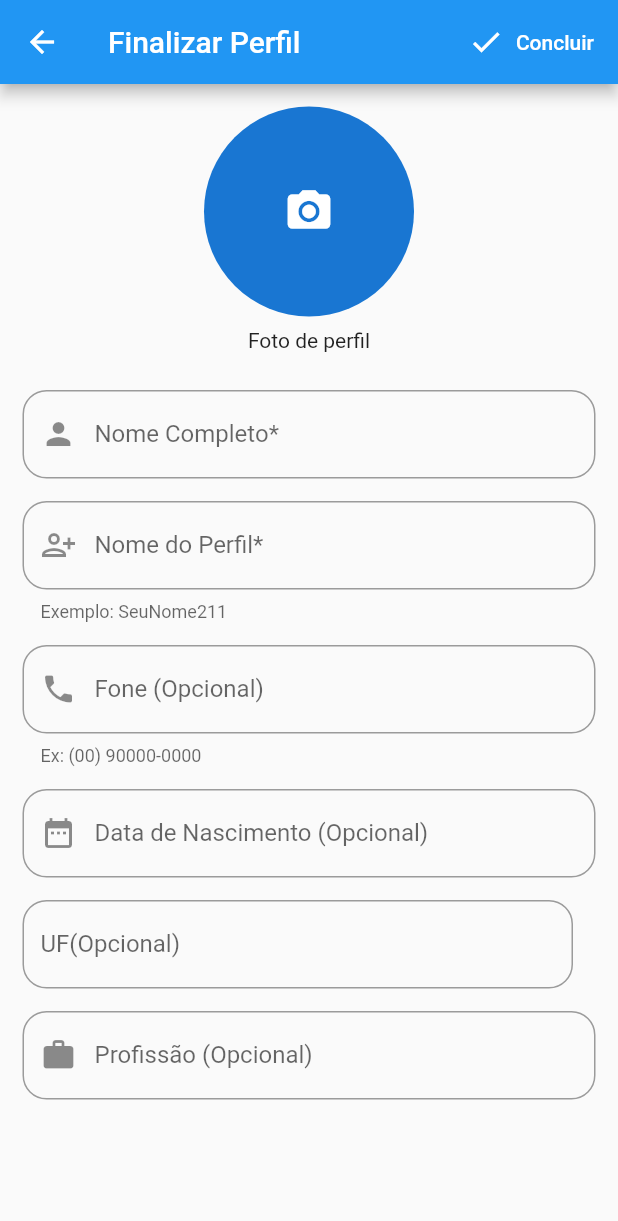
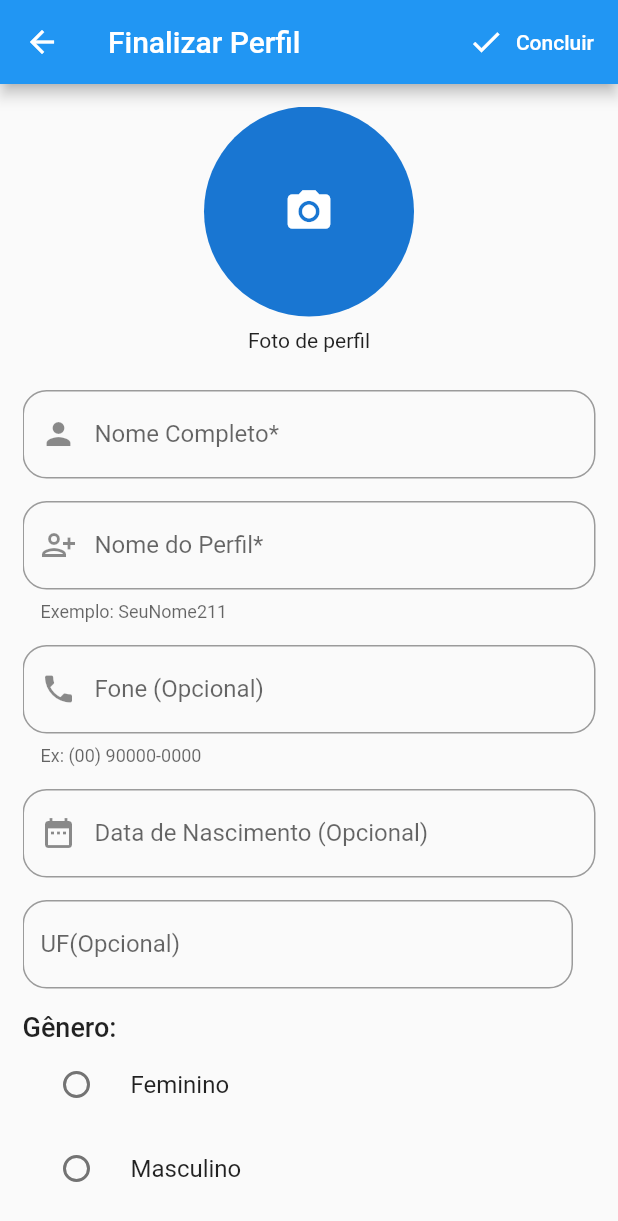
Before and after one commit to felnanuke2/knowme_app, a Flutter app: the CompletRegisterScreen screen opened directly, on a phone screen of 412 x 824 dp. Shown: the top 1221 px of the screen. Run offline on Flutter 3.47's test engine with Material 2 defaults, Android fonts, the phone set to English and light mode, and no system bars; our stand-ins replace date_format, flutter_signin_button, get, google_fonts, image_cropper, image_picker and 3 more; missing offline and left inert: material_color_generator; accounts and stored records are empty; network calls fail.

Commit message:
gender add

```diff
--- a/lib/controller/complet_profile_controller.dart
+++ b/lib/controller/complet_profile_controller.dart
@@ -4,7 +4,9 @@ import 'package:date_format/date_format.dart';
 import 'package:flutter/material.dart';
 import 'package:get/get_state_manager/get_state_manager.dart';
 import 'package:get/route_manager.dart';
+import 'package:get/state_manager.dart';
 import 'package:knowme/models/uf_model.dart';
+import 'package:knowme/models/user_model.dart';
 import 'package:knowme/widgets/image_picker_bottom_sheet.dart';
 import 'package:mask_text_input_formatter/mask_text_input_formatter.dart';
 
@@ -15,8 +17,9 @@ class CompletProfileController extends GetxController {
   var birthDayTEC = TextEditingController();
   var cityTEC = TextEditingController();
   var ufTEC = TextEditingController();
-  var profissaoTEC = TextEditingController();
   var formKey = GlobalKey<FormState>();
+  Sex? sexType;
+  RxString sextypeError = ''.obs;
   UfModel? selectedUfModel;
   Uint8List? imageProfile;
 
@@ -31,7 +34,7 @@ class CompletProfileController extends GetxController {
     birthDayTEC.dispose();
     cityTEC.dispose();
     ufTEC.dispose();
-    profissaoTEC.dispose();
+
     super.dispose();
   }
 
@@ -72,6 +75,11 @@ class CompletProfileController extends GetxController {
 
   onCompletProfile() {
     if (!(formKey.currentState?.validate() ?? false)) return;
+    if (sexType == null) {
+      sextypeError.value = 'Escolha um gênero';
+
+      return;
+    }
   }
 
   String? validateUserName(String? value) {
@@ -107,4 +115,11 @@ class CompletProfileController extends GetxController {
   }
 
   String? validateProfissao(String? value) {}
+
+  void changeSexType(Sex? value) {
+    if (value == null) return;
+    sexType = value;
+    sextypeError.value = '';
+    update();
+  }
 }
--- a/lib/controller/main_screen/main_screen.dart
+++ b/lib/controller/main_screen/main_screen.dart
@@ -3,9 +3,11 @@ import 'package:get/state_manager.dart';
 
 class MainScreenController extends GetxController {
   var pageController = PageController();
+  RxInt currentPage = 0.obs;
 
   void onPageChange(int value) {
     pageController.animateToPage(value,
         duration: Duration(milliseconds: 450), curve: Curves.decelerate);
+    currentPage.value = value;
   }
 }
--- a/lib/screens/complet_register_screen.dart
+++ b/lib/screens/complet_register_screen.dart
@@ -3,6 +3,8 @@ import 'package:get/state_manager.dart';
 import 'package:knowme/constants/constant_UF_and_citys.dart';
 import 'package:knowme/controller/complet_profile_controller.dart';
 import 'package:knowme/models/uf_model.dart';
+import 'package:knowme/models/user_model.dart';
+import 'package:get/route_manager.dart' as router;
 
 class CompletRegisterScreen extends StatelessWidget {
   const CompletRegisterScreen({Key? key}) : super(key: key);
@@ -163,11 +165,35 @@ class CompletRegisterScreen extends StatelessWidget {
                   SizedBox(
                     height: 15,
                   ),
-                  TextFormField(
-                      validator: controller.validateProfissao,
-                      controller: controller.profileNameTEC,
-                      decoration: InputDecoration(
-                          labelText: 'Profissão (Opcional)', prefixIcon: Icon(Icons.work))),
+                  Align(
+                    alignment: Alignment.centerLeft,
+                    child: Text(
+                      'Gênero:',
+                      style: router.Get.textTheme.headline6!.copyWith(fontSize: 18),
+                    ),
+                  ),
+                  RadioListTile(
+                    value: Sex.FEMALE,
+                    title: Text('Feminino'),
+                    groupValue: controller.sexType,
+                    onChanged: controller.changeSexType,
+                  ),
+                  RadioListTile(
+                    value: Sex.MALE,
+                    title: Text('Masculino'),
+                    groupValue: controller.sexType,
+                    onChanged: controller.changeSexType,
+                  ),
+                  RadioListTile(
+                    value: Sex.NONE,
+                    title: Text('Outros'),
+                    groupValue: controller.sexType,
+                    onChanged: controller.changeSexType,
+                  ),
+                  Obx(() => Text(
+                        controller.sextypeError.value,
+                        style: TextStyle(color: Colors.red),
+                      )),
                   SizedBox(
                     height: 40,
                   ),
```
Also changed, not shown: lib/screens/main_screen/main_screen.dart (+11 -1 lines).
